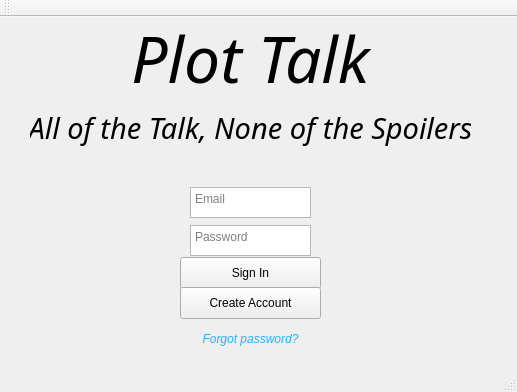
First picture: the form in PlotTalk/Forms/mainwindow.ui, repository allanhaywood/CS441, before the edit.
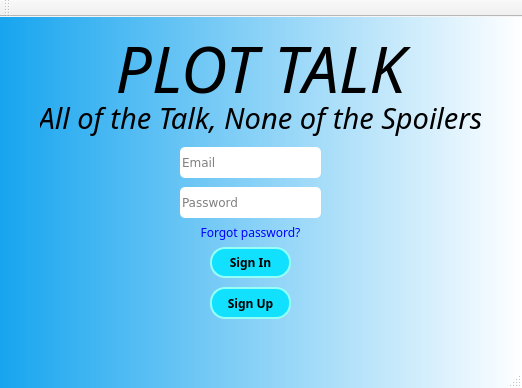
Second picture: the form after the edit.

Commit message: NOT-88 Edited GUI to go with blue theme. Added fonts for title and tagline.

```diff
--- a/PlotTalk/Forms/mainwindow.ui
+++ b/PlotTalk/Forms/mainwindow.ui
@@ -6,103 +6,69 @@
    <rect>
     <x>0</x>
     <y>0</y>
-    <width>517</width>
-    <height>392</height>
+    <width>522</width>
+    <height>388</height>
    </rect>
   </property>
   <property name="windowTitle">
-   <string>Login</string>
+   <string>Plot Talk</string>
+  </property>
+  <property name="styleSheet">
+   <string notr="true">#MainWindow {
+background: qlineargradient(spread:pad, x1:0, y1:0, x2:1, y2:0, stop:0 rgba(23, 165, 239, 255), stop:1 rgba(255, 255, 255, 255))
+}
+
+#centralWidget {
+background: qlineargradient(spread:pad, x1:0, y1:0, x2:1, y2:0, stop:0 rgba(23, 165, 239, 255), stop:1 rgba(255, 255, 255, 255))
+}
+
+QPushButton {
+background-color: rgb(17, 224, 255);
+border-style: solid;
+border-width: 1.5px;
+border-radius: 15px;
+border-color: rgb(149, 255, 247);
+font-family: verdana;
+font: bold, 10px;
+color: black;
+padding: 0px;
+text-align: center;
+}
+
+QPushButton:hover {
+background-color: rgb(131, 229, 255)
+}
+
+QPlainTextEdit {
+background-color: white;
+border-color: rgb(149, 255, 247);
+border-radius: 5px;
+font-family: verdana;
+}
+
+QLineEdit {
+background-color: white;
+border-color: rgb(149, 255, 247);
+border-radius: 5px;
+font-family: verdana;
+}
+
+#ForgotPassButton {
+color: blue;
+font: normal;
+background-color: transparent;
+border-style: none
+}
+#ForgotPassButton:hover{
+color: rgb(20, 110, 255);
+}</string>
   </property>
   <widget class="QWidget" name="centralWidget">
-   <widget class="QPushButton" name="SignInButton">
-    <property name="geometry">
-     <rect>
-      <x>180</x>
-      <y>240</y>
-      <width>141</width>
-      <height>32</height>
-     </rect>
-    </property>
-    <property name="text">
-     <string>Sign In</string>
-    </property>
-   </widget>
-   <widget class="QPushButton" name="CreateAcctButton">
-    <property name="geometry">
-     <rect>
-      <x>180</x>
-      <y>270</y>
-      <width>141</width>
-      <height>32</height>
-     </rect>
-    </property>
-    <property name="text">
-     <string>Create Account</string>
-    </property>
-   </widget>
-   <widget class="QPlainTextEdit" name="PasswordEnter">
-    <property name="geometry">
-     <rect>
-      <x>190</x>
-      <y>208</y>
-      <width>121</width>
-      <height>31</height>
-     </rect>
-    </property>
-    <property name="placeholderText">
-     <string>Password</string>
-    </property>
-   </widget>
-   <widget class="QPlainTextEdit" name="EmailEnter">
-    <property name="geometry">
-     <rect>
-      <x>190</x>
-      <y>170</y>
-      <width>121</width>
-      <height>31</height>
-     </rect>
-    </property>
-    <property name="centerOnScroll">
-     <bool>false</bool>
-    </property>
-    <property name="placeholderText">
-     <string>Email</string>
-    </property>
-   </widget>
-   <widget class="QLabel" name="LoginTitle">
-    <property name="geometry">
-     <rect>
-      <x>30</x>
-      <y>0</y>
-      <width>441</width>
-      <height>81</height>
-     </rect>
-    </property>
-    <property name="font">
-     <font>
-      <family>Mistral</family>
-      <pointsize>48</pointsize>
-      <italic>true</italic>
-     </font>
-    </property>
-    <property name="text">
-     <string>Plot Talk</string>
-    </property>
-    <property name="textFormat">
-     <enum>Qt::AutoText</enum>
-    </property>
-    <property name="scaledContents">
-     <bool>false</bool>
-    </property>
-    <property name="alignment">
-     <set>Qt::AlignCenter</set>
-    </property>
-   </widget>
    <widget class="QLabel" name="LoginTag">
     <property name="geometry">
      <rect>
-      <x>30</x>
-      <y>70</y>
+      <x>40</x>
+      <y>60</y>
       <width>441</width>
       <height>81</height>
      </rect>
@@ -126,46 +92,146 @@
      <set>Qt::AlignCenter</set>
     </property>
    </widget>
-   <widget class="QPushButton" name="ForgotPassButton">
+   <widget class="QWidget" name="LoginWidget" native="true">
     <property name="geometry">
      <rect>
-      <x>200</x>
-      <y>310</y>
-      <width>101</width>
-      <height>23</height>
+      <x>0</x>
+      <y>-10</y>
+      <width>531</width>
+      <height>371</height>
+     </rect>
+    </property>
+    <widget class="QPushButton" name="SignInButton">
+     <property name="geometry">
+      <rect>
+       <x>210</x>
+       <y>240</y>
+       <width>81</width>
+       <height>31</height>
+      </rect>
+     </property>
+     <property name="text">
+      <string>Sign In</string>
+     </property>
+    </widget>
+    <widget class="QPushButton" name="CreateAcctButton">
+     <property name="geometry">
+      <rect>
+       <x>210</x>
+       <y>280</y>
+       <width>81</width>
+       <height>32</height>
+      </rect>
+     </property>
+     <property name="text">
+      <string>Sign Up</string>
+     </property>
+    </widget>
+    <widget class="QPushButton" name="ForgotPassButton">
+     <property name="geometry">
+      <rect>
+       <x>190</x>
+       <y>210</y>
+       <width>121</width>
+       <height>31</height>
+      </rect>
+     </property>
+     <property name="font">
+      <font>
+       <family>10px</family>
+       <weight>50</weight>
+       <italic>false</italic>
+       <bold>false</bold>
+      </font>
+     </property>
+     <property name="autoFillBackground">
+      <bool>false</bool>
+     </property>
+     <property name="styleSheet">
+      <string notr="true"/>
+     </property>
+     <property name="text">
+      <string>Forgot password?</string>
+     </property>
+     <property name="flat">
+      <bool>true</bool>
+     </property>
+    </widget>
+    <widget class="QLineEdit" name="PasswordEnter">
+     <property name="geometry">
+      <rect>
+       <x>180</x>
+       <y>180</y>
+       <width>141</width>
+       <height>31</height>
+      </rect>
+     </property>
+     <property name="echoMode">
+      <enum>QLineEdit::Password</enum>
+     </property>
+     <property name="placeholderText">
+      <string>Password</string>
+     </property>
+    </widget>
+    <widget class="QLineEdit" name="EmailEnter">
+     <property name="geometry">
+      <rect>
+       <x>180</x>
+       <y>140</y>
+       <width>141</width>
+       <height>31</height>
+      </rect>
+     </property>
+     <property name="placeholderText">
+      <string>Email</string>
+     </property>
+    </widget>
+    <zorder>SignInButton</zorder>
+    <zorder>CreateAcctButton</zorder>
+    <zorder>ForgotPassButton</zorder>
+    <zorder>PasswordEnter</zorder>
+    <zorder>EmailEnter</zorder>
+    <zorder></zorder>
+   </widget>
+   <widget class="QLabel" name="LoginTitle">
+    <property name="geometry">
+     <rect>
+      <x>40</x>
+      <y>10</y>
+      <width>441</width>
+      <height>81</height>
      </rect>
     </property>
     <property name="font">
      <font>
+      <family>Mistral</family>
+      <pointsize>48</pointsize>
       <italic>true</italic>
      </font>
     </property>
-    <property name="autoFillBackground">
-     <bool>false</bool>
-    </property>
-    <property name="styleSheet">
-     <string notr="true">#ForgotPassButton {
-color: rgb(35, 178, 255);
-}
-#ForgotPassButton:hover{
-color: rgb(20, 110, 255);
-}
-</string>
-    </property>
     <property name="text">
-     <string>Forgot password?</string>
+     <string>PLOT TALK</string>
     </property>
-    <property name="flat">
-     <bool>true</bool>
+    <property name="textFormat">
+     <enum>Qt::AutoText</enum>
+    </property>
+    <property name="scaledContents">
+     <bool>false</bool>
+    </property>
+    <property name="alignment">
+     <set>Qt::AlignCenter</set>
     </property>
    </widget>
+   <zorder>LoginWidget</zorder>
+   <zorder>LoginTag</zorder>
+   <zorder>LoginTitle</zorder>
   </widget>
   <widget class="QMenuBar" name="menuBar">
    <property name="geometry">
     <rect>
      <x>0</x>
      <y>0</y>
-     <width>517</width>
+     <width>522</width>
      <height>21</height>
     </rect>
    </property>
```
The commit also changes 10 other files.
